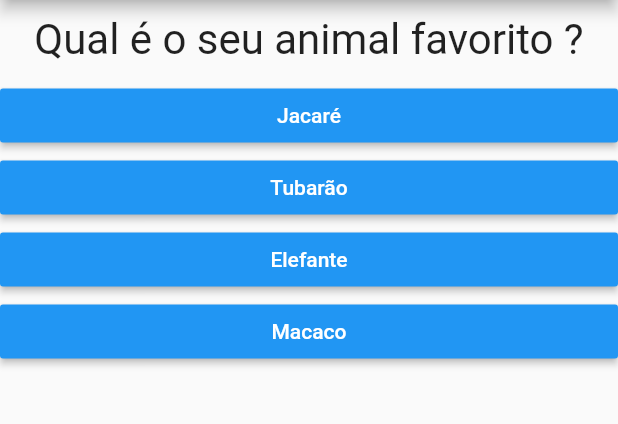
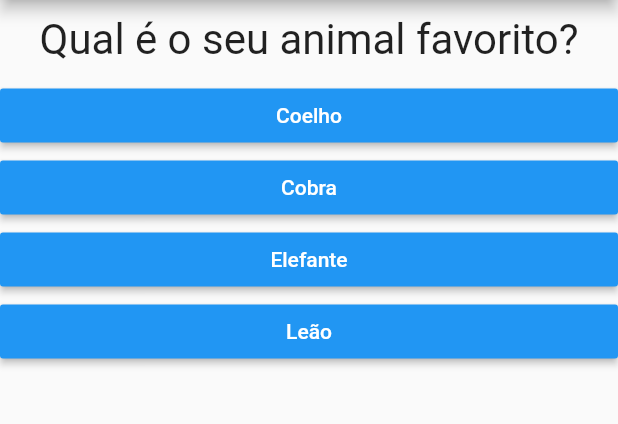
Before and after one commit to gabrielkussler/App-perguntas-Flutter, a Flutter app: the screen it shows after launch, after a tap on "Preto", on a phone screen of 412 x 824 dp, the part 84-508 px from its top. Run offline on Flutter 3.47's test engine with Material 2 defaults, Android fonts, the phone set to English and light mode, and no system bars.

Commit message:
tratando erro da ultima tela fora da lista, passando texto e a pontuação para tela final depois das perguntas

```diff
--- /dev/null
+++ b/lib/asjdagksjda.dart
@@ -0,0 +1,37 @@
+import 'package:flutter/material.dart';
+import './questao.dart';
+import './resposta.dart';
+
+class Questionario extends StatelessWidget {
+  final List<Map<String, Object>> perguntas;
+  final int perguntaSelecionada;
+  final void Function(int) quandoResponder;
+
+  Questionario({
+    @required this.perguntas,
+    @required this.perguntaSelecionada,
+    @required this.quandoResponder,
+  });
+
+  bool get temPerguntaSelecionada {
+    return perguntaSelecionada < perguntas.length;
+  }
+
+  @override
+  Widget build(BuildContext context) {
+    List<Map<String, Object>> respostas = temPerguntaSelecionada
+        ? perguntas[perguntaSelecionada].cast()['respostas']
+        : null;
+    return Column(
+      children: <Widget>[
+        Questao(perguntas[perguntaSelecionada]['texto'].toString()),
+        ...respostas.map((resp) {
+          return Resposta(
+            resp['texto'].toString(),
+            () => quandoResponder(int.parse(resp['pontuacao'].toString())),
+          );
+        }).toList(),
+      ],
+    );
+  }
+}
--- a/lib/main.dart
+++ b/lib/main.dart
@@ -1,36 +1,59 @@
 import 'package:flutter/material.dart';
-import 'questao.dart';
-import 'resposta.dart';
+import 'resultado.dart';
+import 'questionario.dart';
 
 main() => runApp(PerguntaApp());
 
 class _PerguntaAppState extends State<PerguntaApp> {
   var _perguntaSelecionada = 0;
+  var _pontuacaoTotal = 0;
+  final _perguntas = const [
+    {
+      'texto': 'Qual é a sua cor favorita?',
+      'respostas': [
+        {'texto': 'Preto', 'pontuacao': 10},
+        {'texto': 'Vermelho', 'pontuacao': 5},
+        {'texto': 'Verde', 'pontuacao': 3},
+        {'texto': 'Branco', 'pontuacao': 1},
+      ],
+    },
+    {
+      'texto': 'Qual é o seu animal favorito?',
+      'respostas': [
+        {'texto': 'Coelho', 'pontuacao': 10},
+        {'texto': 'Cobra', 'pontuacao': 5},
+        {'texto': 'Elefante', 'pontuacao': 3},
+        {'texto': 'Leão', 'pontuacao': 1},
+      ],
+    },
+    {
+      'texto': 'Qual é o seu instrutor favorito?',
+      'respostas': [
+        {'texto': 'Leo', 'pontuacao': 10},
+        {'texto': 'Maria', 'pontuacao': 5},
+        {'texto': 'João', 'pontuacao': 3},
+        {'texto': 'Pedro', 'pontuacao': 1},
+      ],
+    }
+  ];
 
-  void _Responder() {
-    setState(() {
-      _perguntaSelecionada++;
-    });
-    print(_perguntaSelecionada);
+  void _responder(int pontuacao) {
+    if (temPerguntaSelecionada) {
+      setState(() {
+        _perguntaSelecionada++;
+        _pontuacaoTotal += pontuacao;
+      });
+    }
+
+    print(_pontuacaoTotal);
+  }
+
+  bool get temPerguntaSelecionada {
+    return _perguntaSelecionada < _perguntas.length;
   }
 
   @override
   Widget build(BuildContext context) {
-
-    final List<Map<String, Object>> perguntas = [
-      {
-     'texto': 'Qual é a sua cor favorita ?',
-      'respostas': ['Azul', 'Branco', 'Vermelho', 'Preto'],
-      },      {
-     'texto': 'Qual é o seu animal favorito ?',
-      'respostas': ['Jacaré', 'Tubarão', 'Elefante', 'Macaco'],
-      },      {
-     'texto': 'Qual é a sueu instrutor favorito ?',
-      'respostas': ['Zé', 'João', 'Lu', 'Zaza'],
-      },
-    ];
-    List<String> respostas = perguntas[_perguntaSelecionada].cast()['respostas'];
-
 /*
     for (String textoResp in respostas) {
       widgets.add(Resposta(textoResp, _Responder));
@@ -39,25 +62,22 @@ class _PerguntaAppState extends State<PerguntaApp> {
 
     return MaterialApp(
       home: Scaffold(
-        appBar: AppBar(title: Text('Perguntas'),
+        appBar: AppBar(
+          title: Text('Perguntas'),
         ),
-        body: Column(
-          children: [
-            Questao(perguntas[_perguntaSelecionada]['texto'].toString()),
-            ...respostas.map((t) => Resposta(t, _Responder)).toList()
-          ],
-        ),
+        body: temPerguntaSelecionada
+            ? Questionario(
+                perguntas: _perguntas,
+                perguntaSelecionada: _perguntaSelecionada,
+                quandoResponder: _responder,)
+            : Resultado(),
       ),
     );
   }
-
-
 }
 
 class PerguntaApp extends StatefulWidget {
-
   _PerguntaAppState createState() {
     return _PerguntaAppState();
   }
-
 }
--- /dev/null
+++ b/lib/outramain.dart
@@ -0,0 +1,78 @@
+import 'package:flutter/material.dart';
+import './questionario.dart';
+import './resultado.dart';
+
+main() => runApp(new PerguntaApp());
+
+class _PerguntaAppState extends State<PerguntaApp> {
+  var _perguntaSelecionada = 0;
+  var _pontuacaoTotal = 0;
+  final _perguntas = const [
+    {
+      'texto': 'Qual é a sua cor favorita?',
+      'respostas': [
+        {'texto': 'Preto', 'pontuacao': 10},
+        {'texto': 'Vermelho', 'pontuacao': 5},
+        {'texto': 'Verde', 'pontuacao': 3},
+        {'texto': 'Branco', 'pontuacao': 1},
+      ],
+    },
+    {
+      'texto': 'Qual é o seu animal favorito?',
+      'respostas': [
+        {'texto': 'Coelho', 'pontuacao': 10},
+        {'texto': 'Cobra', 'pontuacao': 5},
+        {'texto': 'Elefante', 'pontuacao': 3},
+        {'texto': 'Leão', 'pontuacao': 1},
+      ],
+    },
+    {
+      'texto': 'Qual é o seu instrutor favorito?',
+      'respostas': [
+        {'texto': 'Leo', 'pontuacao': 10},
+        {'texto': 'Maria', 'pontuacao': 5},
+        {'texto': 'João', 'pontuacao': 3},
+        {'texto': 'Pedro', 'pontuacao': 1},
+      ],
+    }
+  ];
+
+  void _responder(int pontuacao) {
+    if (temPerguntaSelecionada) {
+      setState(() {
+        _perguntaSelecionada++;
+        _pontuacaoTotal += pontuacao;
+      });
+    }
+
+    print(_pontuacaoTotal);
+  }
+
+  bool get temPerguntaSelecionada {
+    return _perguntaSelecionada < _perguntas.length;
+  }
+
+  @override
+  Widget build(BuildContext context) {
+    return MaterialApp(
+      home: Scaffold(
+        appBar: AppBar(
+          title: Text('Perguntas'),
+        ),
+        body: temPerguntaSelecionada
+            ? Questionario(
+                perguntas: _perguntas,
+                perguntaSelecionada: _perguntaSelecionada,
+                quandoResponder: _responder,
+              )
+            : Resultado(),
+      ),
+    );
+  }
+}
+
+class PerguntaApp extends StatefulWidget {
+  _PerguntaAppState createState() {
+    return _PerguntaAppState();
+  }
+}
--- /dev/null
+++ b/lib/questionario.dart
@@ -0,0 +1,37 @@
+import 'package:flutter/material.dart';
+import 'questao.dart';
+import 'resposta.dart';
+
+class Questionario extends StatelessWidget {
+  final List<Map<String, Object>> perguntas;
+  final int perguntaSelecionada;
+  final void Function(int) quandoResponder;
+
+  Questionario({
+    required this.perguntas,
+    required this.perguntaSelecionada,
+    required this.quandoResponder,
+  });
+
+  bool get temPerguntaSelecionada {
+    return perguntaSelecionada < perguntas.length;
+  }
+
+  @override
+  Widget build(BuildContext context) {
+    List<Map<String, Object>> respostas = temPerguntaSelecionada
+        ? perguntas[perguntaSelecionada].cast()['respostas']
+        : null;
+    return Column(
+      children: <Widget>[
+        Questao(perguntas[perguntaSelecionada]['texto'].toString()),
+        ...respostas.map((resp) {
+          return Resposta(
+            resp['texto'].toString(),
+                () => quandoResponder(int.parse(resp['pontuacao'].toString())),
+          );
+        }).toList(),
+      ],
+    );
+  }
+}
--- /dev/null
+++ b/lib/resultado.dart
@@ -0,0 +1,14 @@
+import 'package:flutter/material.dart';
+
+class Resultado extends StatelessWidget {
+
+  @override
+  Widget build(BuildContext context) {
+    return Center(
+    child: Text(
+    'Parabéns!',
+style: TextStyle(fontSize: 29),
+),
+);
+  }
+}
```
Also changed, not shown: 3 other files.
